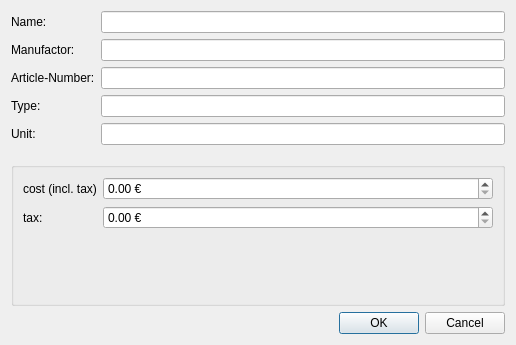
The window that ui/dialogs/materialdialog.ui (PhilippParis/BusinessManager) describes before a commit, drawn with Qt 5.
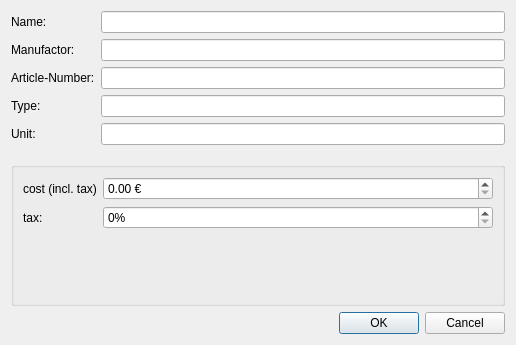
The same window after the commit.

Patch:
```diff
--- a/ui/dialogs/materialdialog.ui
+++ b/ui/dialogs/materialdialog.ui
@@ -96,16 +96,6 @@
           </property>
          </widget>
         </item>
-        <item row="3" column="1">
-         <widget class="QDoubleSpinBox" name="sbTax">
-          <property name="suffix">
-           <string> €</string>
-          </property>
-          <property name="maximum">
-           <double>999999.989999999990687</double>
-          </property>
-         </widget>
-        </item>
         <item row="1" column="0">
          <widget class="QLabel" name="einkaufspreisLabel_2">
           <property name="text">
@@ -113,6 +103,16 @@
           </property>
          </widget>
         </item>
+        <item row="3" column="1">
+         <widget class="QSpinBox" name="sbTax">
+          <property name="suffix">
+           <string>%</string>
+          </property>
+          <property name="maximum">
+           <number>100</number>
+          </property>
+         </widget>
+        </item>
        </layout>
       </item>
      </layout>
```
Left out of the diff: 1 changed line with no effect on the pictures.
